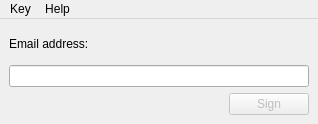
Before: the Qt Designer form keygen/data/ui/main.ui in yoctosoft-ltd/keygen, drawn with Qt 5.
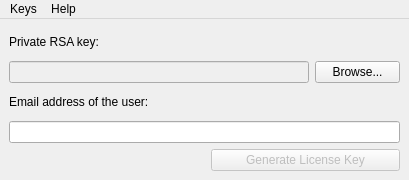
After: the same form once the commit is applied. Icons and pictures are not drawn.

```diff
--- a/keygen/data/ui/main.ui
+++ b/keygen/data/ui/main.ui
@@ -6,8 +6,8 @@
    <rect>
     <x>0</x>
     <y>0</y>
-    <width>318</width>
-    <height>124</height>
+    <width>409</width>
+    <height>180</height>
    </rect>
   </property>
   <property name="windowTitle">
@@ -19,7 +19,7 @@
   </property>
   <widget class="QWidget" name="centralwidget">
    <layout class="QGridLayout" name="gridLayout">
-    <item row="1" column="0" colspan="2">
+    <item row="3" column="0" colspan="4">
      <widget class="QLineEdit" name="line_email">
       <property name="minimumSize">
        <size>
@@ -29,27 +29,27 @@
       </property>
      </widget>
     </item>
-    <item row="2" column="1">
-     <widget class="QPushButton" name="button_sign">
+    <item row="1" column="3">
+     <widget class="QPushButton" name="button_private">
+      <property name="text">
+       <string>Browse...</string>
+      </property>
+     </widget>
+    </item>
+    <item row="1" column="0" colspan="3">
+     <widget class="QLineEdit" name="line_private">
       <property name="enabled">
        <bool>false</bool>
       </property>
-      <property name="text">
-       <string>Sign</string>
+      <property name="minimumSize">
+       <size>
+        <width>300</width>
+        <height>0</height>
+       </size>
       </property>
-      <property name="default">
-       <bool>true</bool>
-      </property>
      </widget>
     </item>
-    <item row="0" column="0" colspan="2">
-     <widget class="QLabel" name="label">
-      <property name="text">
-       <string>Email address:</string>
-      </property>
-     </widget>
-    </item>
-    <item row="2" column="0">
+    <item row="4" column="0" colspan="2">
      <spacer name="horizontalSpacer">
       <property name="orientation">
        <enum>Qt::Horizontal</enum>
@@ -62,6 +62,33 @@
       </property>
      </spacer>
     </item>
+    <item row="0" column="0" colspan="4">
+     <widget class="QLabel" name="label_2">
+      <property name="text">
+       <string>Private RSA key:</string>
+      </property>
+     </widget>
+    </item>
+    <item row="2" column="0" colspan="4">
+     <widget class="QLabel" name="label">
+      <property name="text">
+       <string>Email address of the user:</string>
+      </property>
+     </widget>
+    </item>
+    <item row="4" column="2" colspan="2">
+     <widget class="QPushButton" name="button_license">
+      <property name="enabled">
+       <bool>false</bool>
+      </property>
+      <property name="text">
+       <string>Generate License Key</string>
+      </property>
+      <property name="default">
+       <bool>true</bool>
+      </property>
+     </widget>
+    </item>
    </layout>
   </widget>
   <widget class="QMenuBar" name="menubar">
@@ -69,13 +96,13 @@
     <rect>
      <x>0</x>
      <y>0</y>
-     <width>318</width>
+     <width>409</width>
      <height>22</height>
     </rect>
    </property>
    <widget class="QMenu" name="menuKey">
     <property name="title">
-     <string>Key</string>
+     <string>Keys</string>
     </property>
     <addaction name="action_new_pair"/>
     <addaction name="separator"/>
```
Left out of the diff: 17 changed lines with no effect on the pictures.
